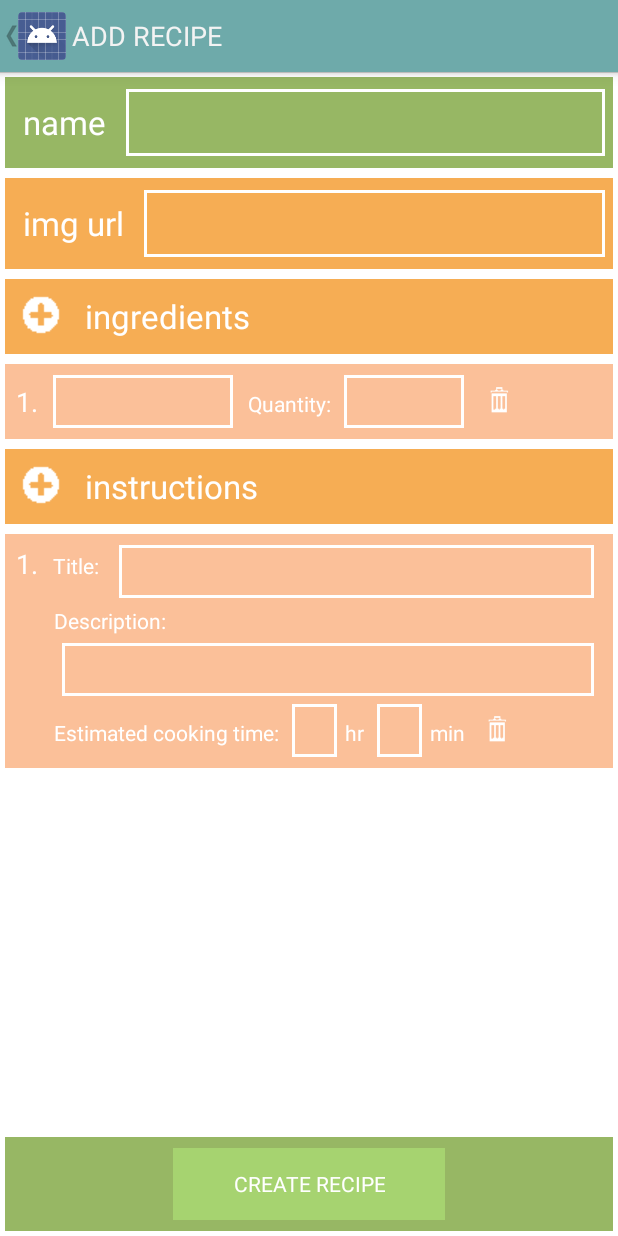
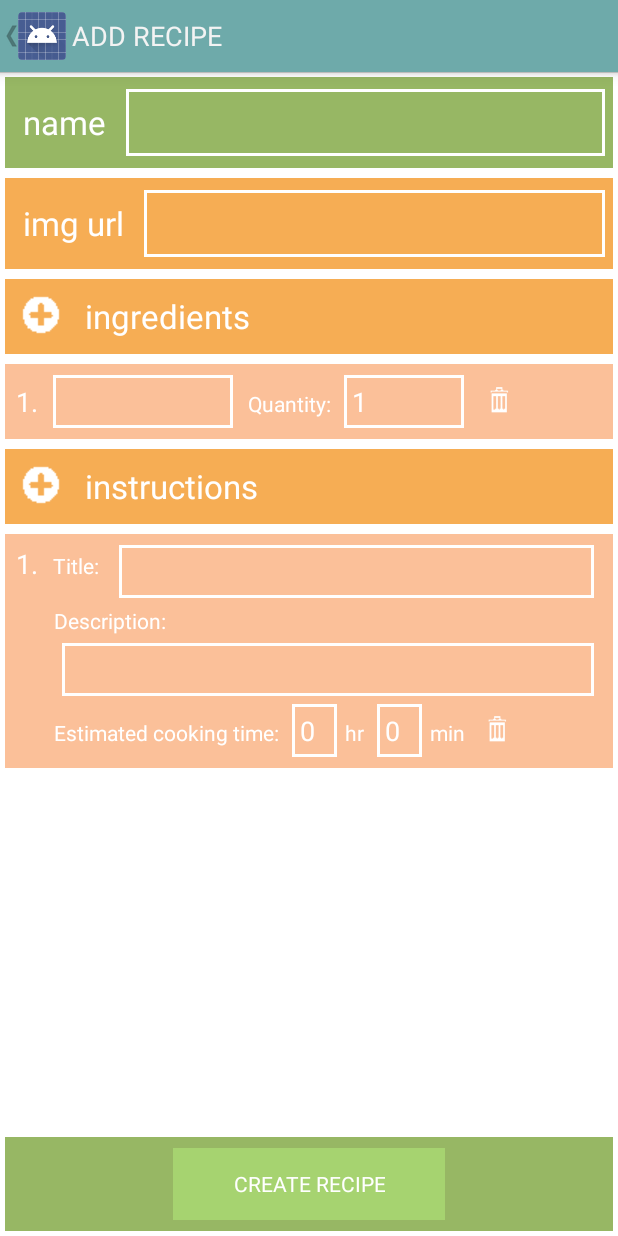
Before and after one commit to km13818/CookPal, an Android app: the AddRecipeActivity screen opened directly, with no data from a screen before it, after a tap on an icon or button, on a phone screen of 412 x 824 dp. Run offline under Robolectric (Android 15) with nearby library versions, the phone set to English and light mode, and no system bars; libraries missing offline, so code that uses them is left out: com.facebook; 4 statements that could not run were skipped; 1 other tap on this screen came first.

Commit message:
setting default values for add recipe. ingredient quantity, hr and min

```diff
--- a/CookPal/app/src/main/res/layout/add_recipe_ingredients_entry.xml
+++ b/CookPal/app/src/main/res/layout/add_recipe_ingredients_entry.xml
@@ -45,7 +45,8 @@
         android:background="@drawable/view_border_light_orange_sm"
         android:layout_marginLeft="5dp"
         android:layout_marginRight="10dp"
-        android:padding="5dp"/>
+        android:padding="5dp"
+        android:text="1"/>
 
     <ImageButton
         android:layout_width="30dp"
--- a/CookPal/app/src/main/res/layout/add_recipe_instruction_entry.xml
+++ b/CookPal/app/src/main/res/layout/add_recipe_instruction_entry.xml
@@ -108,6 +108,7 @@
             android:layout_marginLeft="5dp"
             android:layout_marginRight="5dp"
             android:padding="5dp"
+            android:text="0"
             />
 
         <TextView
@@ -129,6 +130,7 @@
             android:layout_marginLeft="5dp"
             android:layout_marginRight="5dp"
             android:padding="5dp"
+            android:text="0"
             />
 
         <TextView
```
